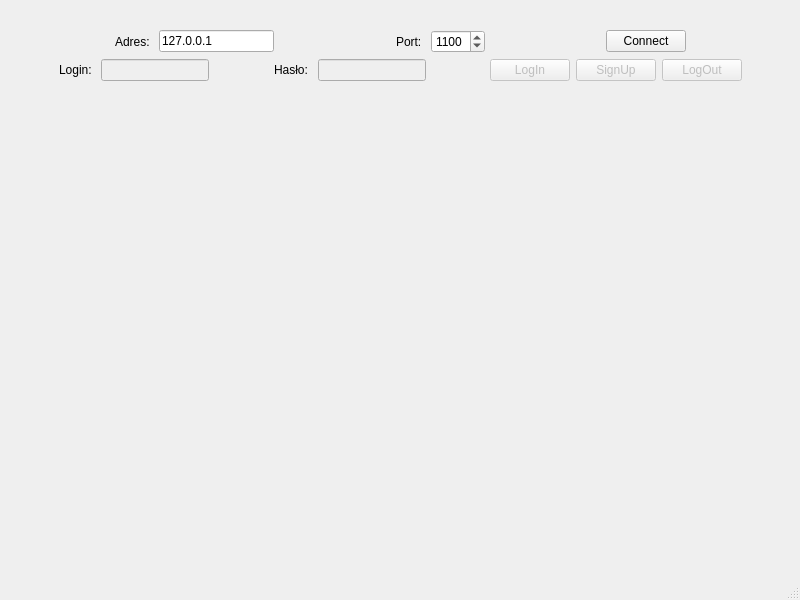
This is client/mainwindow.ui in michal-kowal/bsd-socket-chat-app as Qt 5 draws it before an edit. The edited form follows.
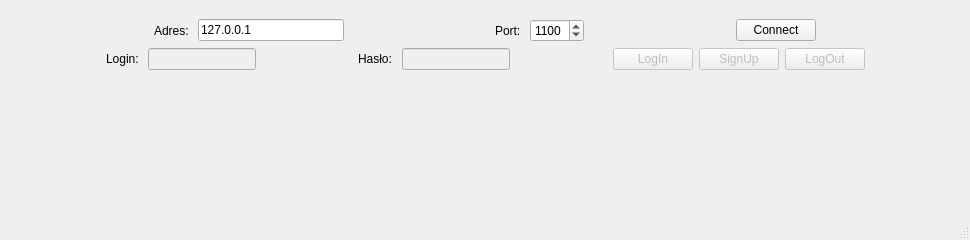
This is the edited form.

What changed in the file:
```diff
--- a/client/mainwindow.ui
+++ b/client/mainwindow.ui
@@ -6,23 +6,16 @@
    <rect>
     <x>0</x>
     <y>0</y>
-    <width>800</width>
-    <height>600</height>
+    <width>970</width>
+    <height>240</height>
    </rect>
   </property>
   <property name="windowTitle">
    <string>MainWindow</string>
   </property>
   <widget class="QWidget" name="centralwidget">
-   <widget class="QWidget" name="verticalLayoutWidget">
-    <property name="geometry">
-     <rect>
-      <x>0</x>
-      <y>20</y>
-      <width>801</width>
-      <height>100</height>
-     </rect>
-    </property>
+   <layout class="QVBoxLayout" name="verticalLayout_2">
+    <item>
     <layout class="QVBoxLayout" name="verticalLayout">
      <property name="sizeConstraint">
       <enum>QLayout::SetMinAndMaxSize</enum>
@@ -279,7 +272,15 @@
       </layout>
      </item>
     </layout>
-   </widget>
+    </item>
+    <item>
+     <layout class="QHBoxLayout" name="horizontalLayout_2">
+      <item>
+       <layout class="QHBoxLayout" name="usersList"/>
+      </item>
+     </layout>
+    </item>
+   </layout>
   </widget>
   <widget class="QMenuBar" name="menubar">
    <property name="geometry">
```
Left out of the diff: 2 changed lines with no effect on the pictures. Lines whose indentation alone changed are shown as unchanged.
